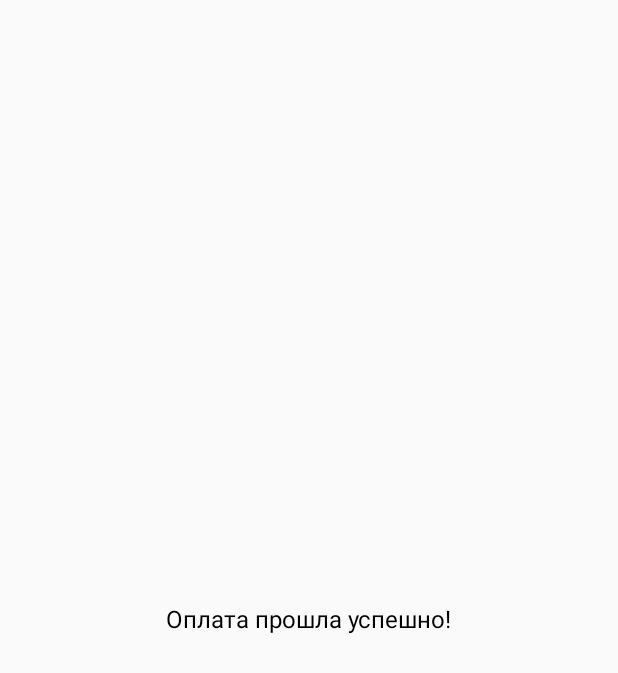
After one commit to MrCapone/Conductor.Pay, an Android app: the layout dialog_cash_success_payment.xml on its own in the app's theme, with its tools: preview values and no code run, on a phone screen of 412 x 824 dp. The commit adds this screen. Shown: the top 673 px of the screen. Run offline under Robolectric (Android 15) with nearby library versions, the phone set to English and light mode, and no system bars.

Commit message:
Add dialog and sound for succes cashe payment

```diff
--- /dev/null
+++ b/app/src/main/res/layout/dialog_cash_success_payment.xml
@@ -0,0 +1,20 @@
+<?xml version="1.0" encoding="utf-8"?>
+<androidx.constraintlayout.widget.ConstraintLayout
+    xmlns:android="http://schemas.android.com/apk/res/android" xmlns:app="http://schemas.android.com/apk/res-auto"
+    android:orientation="vertical"
+    android:layout_width="match_parent"
+    android:layout_height="match_parent">
+
+    <TextView
+        android:layout_width="wrap_content"
+        android:layout_height="wrap_content"
+        android:textSize="16sp"
+        android:textColor="@color/colorBlack"
+        app:layout_constraintTop_toTopOf="parent"
+        app:layout_constraintEnd_toEndOf="parent"
+        app:layout_constraintStart_toStartOf="parent"
+        app:layout_constraintBottom_toBottomOf="parent"
+        android:padding="32dp"
+        android:text="Оплата прошла успешно!"/>
+
+</androidx.constraintlayout.widget.ConstraintLayout>
```
Also changed, not shown: app/src/main/java/com/orange_infinity/onlinepay/entities/model/Sound.kt (added, +13 -0 lines), app/src/main/java/com/orange_infinity/onlinepay/ui/activities/MainActivity.kt (+8 -3 lines), app/src/main/java/com/orange_infinity/onlinepay/ui/dialogs/CashPaymentSuccessDialog.kt (added, +24 -0 lines), app/src/main/java/com/orange_infinity/onlinepay/ui/presenter/MainActivityCashPresenter.kt (+3 -8 lines), app/src/main/java/com/orange_infinity/onlinepay/useCase/SoundPlayer.kt (added, +76 -0 lines), 1 other file.
